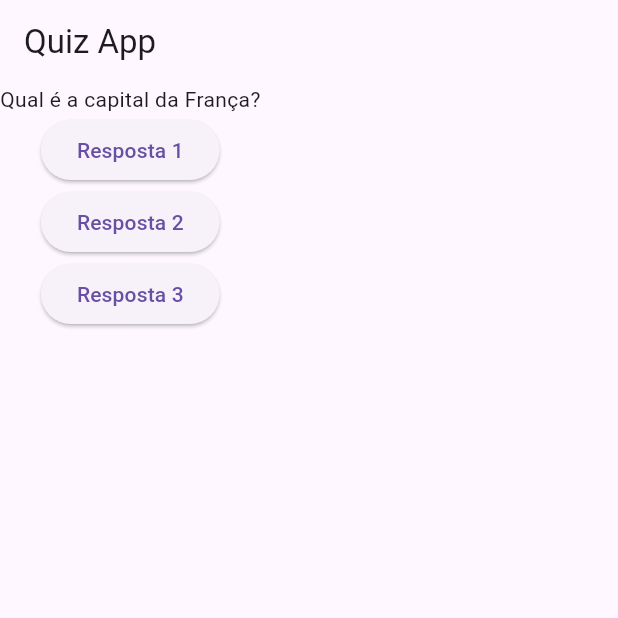
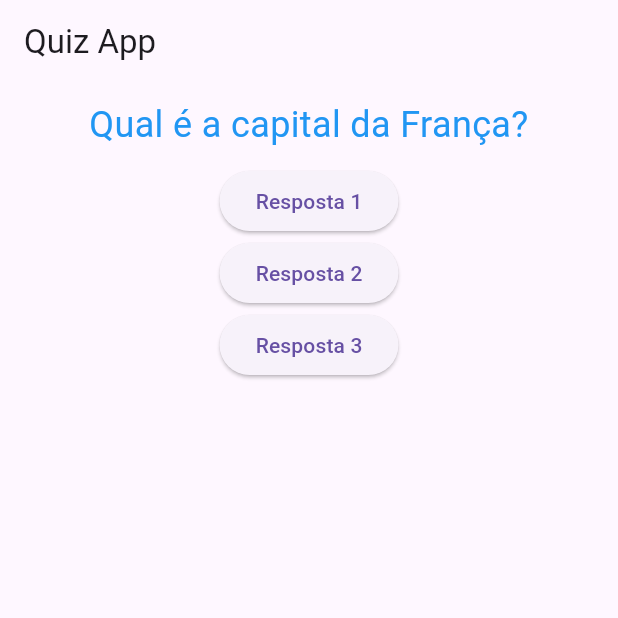
Before and after one commit to IgorMeloMoraes/Flutter_Projects, a Flutter app: the screen it shows after launch, on a phone screen of 412 x 824 dp, the top half of it. Run offline on Flutter 3.47's test engine with Material 3 defaults, Android fonts, the phone set to English and light mode, and no system bars.

Commit message:
Estilizando o componente questao

```diff
--- a/projeto_quiz/lib/questao.dart
+++ b/projeto_quiz/lib/questao.dart
@@ -1,7 +1,6 @@
 import 'package:flutter/material.dart';
 
 class Questao extends StatelessWidget {
-
   // Texto da questão
   // Esta classe recebe um texto e o exibe
   final String texto;
@@ -14,6 +13,14 @@ class Questao extends StatelessWidget {
   Widget build(BuildContext context) {
     // Retorna um widget Text com o texto da questão
     // Este widget é usado para exibir o texto na tela
-    return Text(texto);
+    return Container(
+      width: double.infinity,
+      margin: const EdgeInsets.all(10),
+      child: Text(
+        texto,
+        style: const TextStyle(fontSize: 24, color: Colors.blue),
+        textAlign: TextAlign.center,
+      ),
+    );
   }
 }
```
